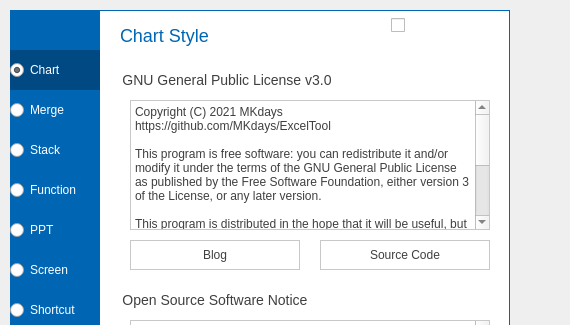
Before: the Qt Designer form Lib/main.ui in MKdays/ExcelKits, drawn with Qt 5; both pictures show x 0 to 570 and y 0 to 325 of the 727 by 708 pixel window.
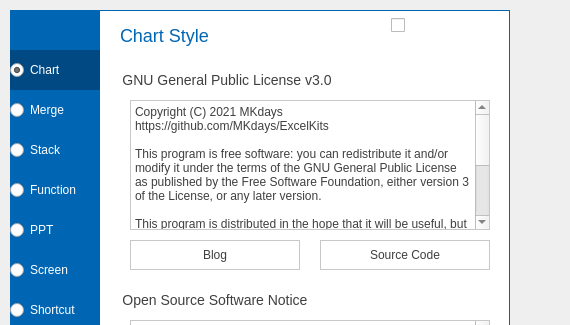
After: the same form once the commit is applied. The open tabs and pages were chosen to show the change. Icons and pictures are not drawn.

What changed in the file:
```diff
--- a/Lib/main.ui
+++ b/Lib/main.ui
@@ -4860,7 +4860,7 @@
        </property>
        <property name="plainText">
         <string>Copyright (C) 2021 MKdays
-https://github.com/MKdays/ExcelTool
+https://github.com/MKdays/ExcelKits
 
 This program is free software: you can redistribute it and/or modify it under the terms of the GNU General Public License as published by the Free Software Foundation, either version 3 of the License, or any later version.
 
```
